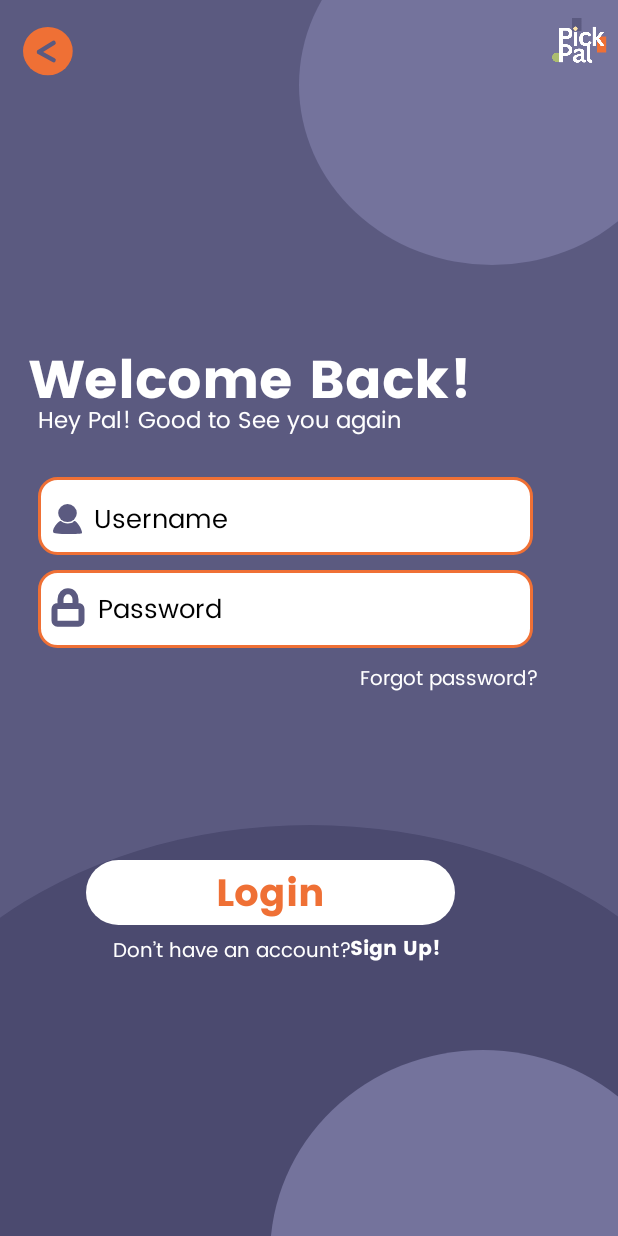
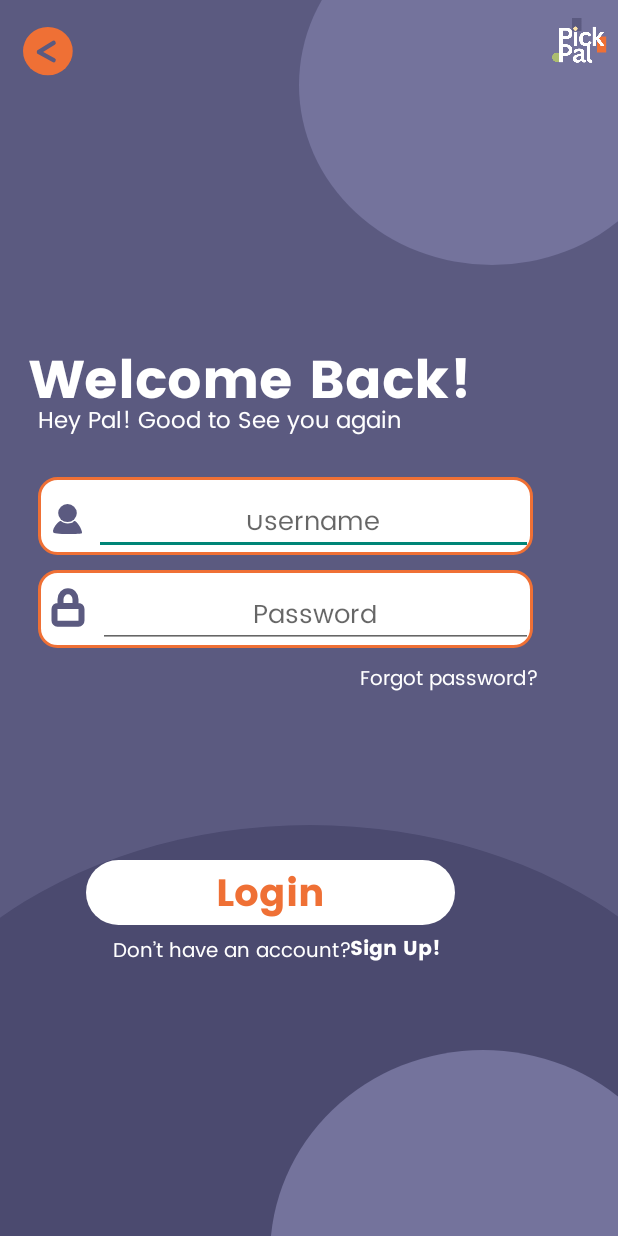
Before and after one commit to abigailwonggg/PickPal, an Android app: the LoginActivity screen opened directly, with no data from a screen before it, on a phone screen of 412 x 824 dp. Run offline under Robolectric (Android 15) with nearby library versions, the phone set to English and light mode, and no system bars; our stand-ins replace CircleImageView.

Commit message:
input text for login functionality. implement toast for no input.

```diff
--- a/app/src/main/java/com/mobdeve/s17/AAAJATTERY/PickPal/LoginActivity.java
+++ b/app/src/main/java/com/mobdeve/s17/AAAJATTERY/PickPal/LoginActivity.java
@@ -5,16 +5,25 @@ import android.os.Bundle;
 import android.view.View;
 import android.widget.ImageView;
 import android.widget.TextView;
+import android.widget.EditText;
+import android.widget.Toast;
+
 
 import androidx.appcompat.app.AppCompatActivity;
 
 public class LoginActivity extends AppCompatActivity {
+
+    EditText username;
+    EditText password;
+
     @Override
     protected void onCreate(Bundle savedInstanceState) {
         super.onCreate(savedInstanceState);
         setContentView(R.layout.activity_login);
 
         ImageView backButton = findViewById(R.id.img_back_button);
+        username = findViewById(R.id.username);
+        password = findViewById(R.id.password);
 
         backButton.setOnClickListener(new View.OnClickListener() {
             @Override
@@ -28,9 +37,19 @@ public class LoginActivity extends AppCompatActivity {
             @Override
             public void onClick(View v) {
 
-                Intent intent = new Intent(LoginActivity.this, MainActivity.class);
-                startActivity(intent);
-                finish();
+                String usernameInput = username.getText().toString();
+                String passwordInput = password.getText().toString();
+
+                if (usernameInput.isEmpty() || passwordInput.isEmpty()) {
+                    Toast.makeText(LoginActivity.this, "Please enter both username and password", Toast.LENGTH_SHORT).show();
+                } else {
+
+                    Intent i = new Intent(LoginActivity.this, MainActivity.class);
+                    i.putExtra("username", usernameInput);
+                    i.putExtra("password", passwordInput);
+                    startActivity(i);
+                    finish();
+                }
             }
         });
     }
--- a/app/src/main/res/layout/activity_login.xml
+++ b/app/src/main/res/layout/activity_login.xml
@@ -62,6 +62,7 @@
         android:layout_gravity="top|left"
         android:scaleType="centerInside"
         android:src="@drawable/img_back_button" />
+
     <!-- Welcome Back Text -->
     <TextView
         android:id="@+id/txt_welcome_back"
@@ -167,19 +168,19 @@
                 android:background="@drawable/img_email_address_box"
                 android:scaleType="centerCrop" />
 
-            <TextView
-                android:id="@+id/txt_username"
-                android:layout_width="wrap_content"
-                android:layout_height="26dp"
+            <EditText
+                android:id="@+id/username"
+                android:layout_width="match_parent"
+                android:layout_height="wrap_content"
                 android:layout_marginLeft="37dp"
                 android:layout_marginTop="15dp"
-                android:layout_marginBottom="11.17dp"
                 android:layout_gravity="left"
                 android:gravity="center_horizontal|center_vertical"
                 android:includeFontPadding="false"
                 android:maxLines="1"
                 android:singleLine="true"
-                android:text="Username"
+                android:hint="Username"
+                android:inputType="textPersonName"
                 android:fontFamily="@font/poppins_regular"
                 android:textColor="#FF000000"
                 android:textSize="17dp" />
@@ -225,10 +226,10 @@
                     android:background="@drawable/img_password_box"
                     android:scaleType="centerCrop" />
 
-                <TextView
-                    android:id="@+id/txt_password"
-                    android:layout_width="wrap_content"
-                    android:layout_height="26dp"
+                <EditText
+                    android:id="@+id/password"
+                    android:layout_width="match_parent"
+                    android:layout_height="wrap_content"
                     android:layout_marginLeft="40dp"
                     android:layout_marginTop="13dp"
                     android:layout_gravity="top|left"
@@ -236,7 +237,8 @@
                     android:includeFontPadding="false"
                     android:maxLines="1"
                     android:singleLine="true"
-                    android:text="Password"
+                    android:hint="Password"
+                    android:inputType="textPassword"
                     android:fontFamily="@font/poppins_regular"
                     android:textColor="#FF000000"
                     android:textSize="17dp" />
```
